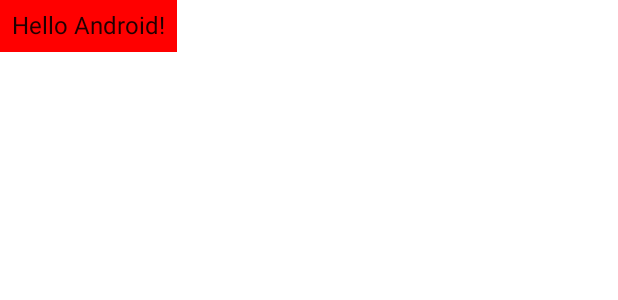
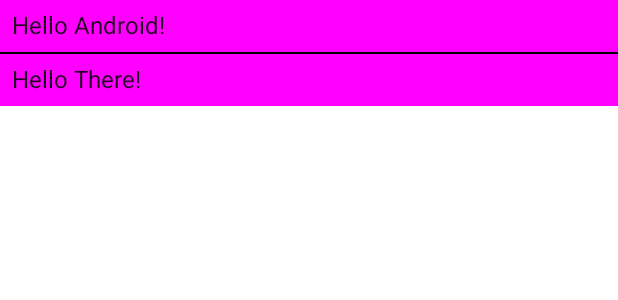
Before and after one commit to Tonnie-Dev/ComposeIntro, an Android app built with Jetpack Compose: the @Preview function DefaultPreview, on a phone screen of 412 x 824 dp. Shown: the top 300 px of the screen. Run offline under Robolectric (Android 15) with nearby library versions, the phone set to English and light mode, and no system bars.

Commit message:
Add Divider

```diff
--- a/app/src/main/java/com/uxstate/MainActivity.kt
+++ b/app/src/main/java/com/uxstate/MainActivity.kt
@@ -3,7 +3,9 @@ package com.uxstate
 import android.os.Bundle
 import androidx.activity.ComponentActivity
 import androidx.activity.compose.setContent
+import androidx.compose.foundation.layout.Column
 import androidx.compose.foundation.layout.padding
+import androidx.compose.material.Divider
 import androidx.compose.material.MaterialTheme
 import androidx.compose.material.Surface
 import androidx.compose.material.Text
@@ -19,32 +21,60 @@ class MainActivity : ComponentActivity() {
     override fun onCreate(savedInstanceState: Bundle?) {
         super.onCreate(savedInstanceState)
         setContent {
-            ComposeIntroTheme {
-                // A surface container using the 'background' color from the theme
-                Surface(color = MaterialTheme.colors.background) {
-                    Greeting("Android")
-                }
-            }
+            MyApp { MyScreenContent() }
         }
     }
+}
+
+
+
+@Composable
+fun MyApp(content:@Composable ()-> Unit){
+    ComposeIntroTheme {
+        Surface(color = Color.Magenta){
+
+
+            content()
+        }
+
+
+    }
+
 }
 
 @Composable
 fun Greeting(name: String) {
 
-    Surface(color = Color.Red){
+
 
         Text(text = "Hello $name!" ,modifier = Modifier.padding(8.dp))
+
+
+}
+
+
+@Composable
+fun MyScreenContent(){
+
+
+    Column{
+
+        Greeting("Android")
+        Divider(color = Color.Black)
+        Greeting("There")
+
+
     }
 
 }
-
 
 @Preview(showBackground = true, name = "F1.5", fontScale = 1.5f)
 @Preview(showBackground = true, fontScale = 1.0f, name = "F1.0")
 @Composable
 fun DefaultPreview() {
     ComposeIntroTheme {
-        Greeting("Android")
+        MyApp {
+            MyScreenContent()
+        }
     }
 }
```
